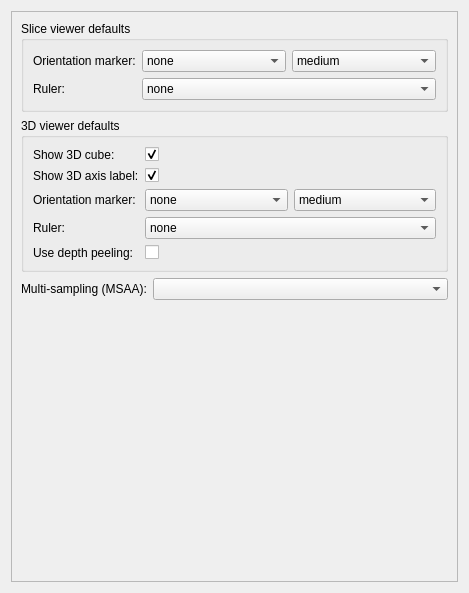
Before: the Qt Designer form Base/QTGUI/Resources/UI/qSlicerSettingsViewsPanel.ui in lassoan/SlicerGitSVNArchive, drawn with Qt 5.
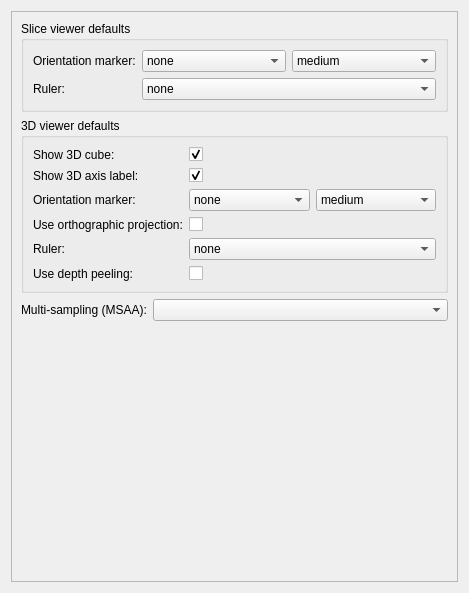
After: the same form once the commit is applied. Custom widgets are drawn as their Qt base class.

Patch:
```diff
--- a/Base/QTGUI/Resources/UI/qSlicerSettingsViewsPanel.ui
+++ b/Base/QTGUI/Resources/UI/qSlicerSettingsViewsPanel.ui
@@ -24,8 +24,8 @@
        <rect>
         <x>0</x>
         <y>0</y>
-        <width>441</width>
-        <height>565</height>
+        <width>464</width>
+        <height>539</height>
        </rect>
       </property>
       <property name="sizePolicy">
@@ -224,14 +224,14 @@
             </item>
            </layout>
           </item>
-          <item row="3" column="0">
+          <item row="4" column="0">
            <widget class="QLabel" name="ThreeDRulerTypeLabel">
             <property name="text">
              <string>Ruler:</string>
             </property>
            </widget>
           </item>
-          <item row="3" column="1">
+          <item row="4" column="1">
            <widget class="ctkComboBox" name="ThreeDRulerTypeComboBox">
             <item>
              <property name="text">
@@ -250,20 +250,30 @@
             </item>
            </widget>
           </item>
-          <item row="4" column="0">
+          <item row="5" column="0">
            <widget class="QLabel" name="ThreeDUseDepthPeelingLabel">
             <property name="text">
              <string>Use depth peeling:</string>
             </property>
            </widget>
           </item>
-          <item row="4" column="1">
+          <item row="5" column="1">
            <widget class="ctkCheckBox" name="ThreeDUseDepthPeelingCheckBox">
             <property name="toolTip">
              <string>Enabling depth peeling improves rendering of transparent models at the cost of higher computational cost.</string>
             </property>
            </widget>
           </item>
+          <item row="3" column="0">
+           <widget class="QLabel" name="label">
+            <property name="text">
+             <string>Use orthographic projection:</string>
+            </property>
+           </widget>
+          </item>
+          <item row="3" column="1">
+           <widget class="ctkCheckBox" name="ThreeDUseOrthographicProjectionCheckBox"/>
+          </item>
          </layout>
         </widget>
        </item>
```
Left out of the diff: 22 changed lines with no effect on the pictures.
